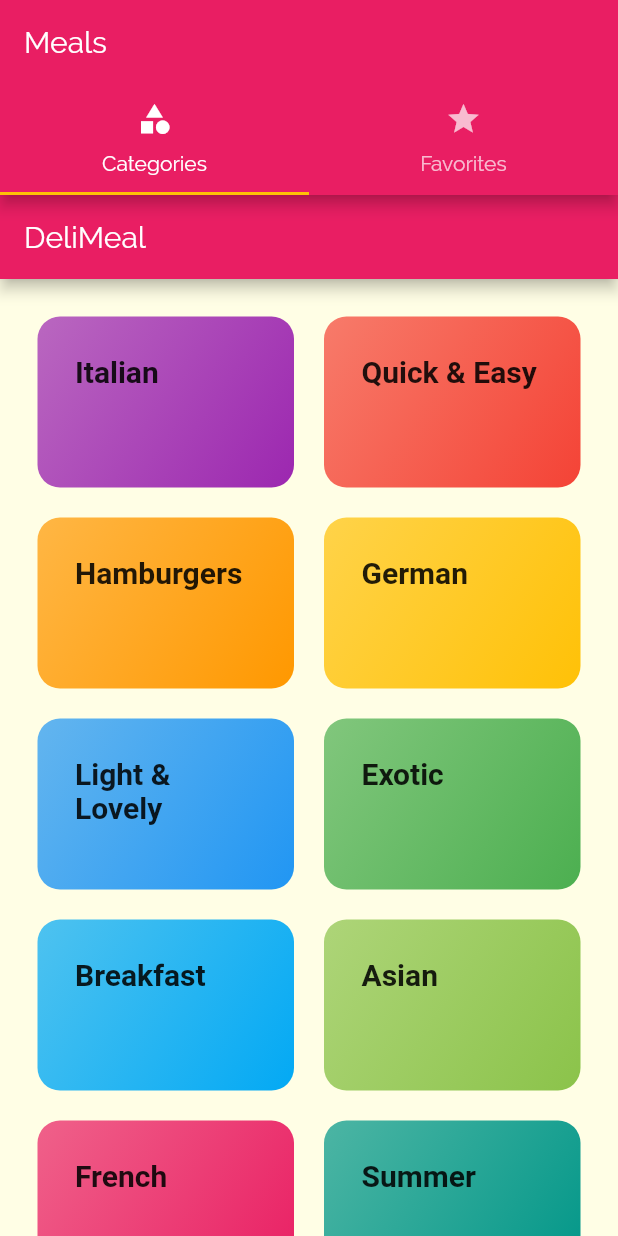
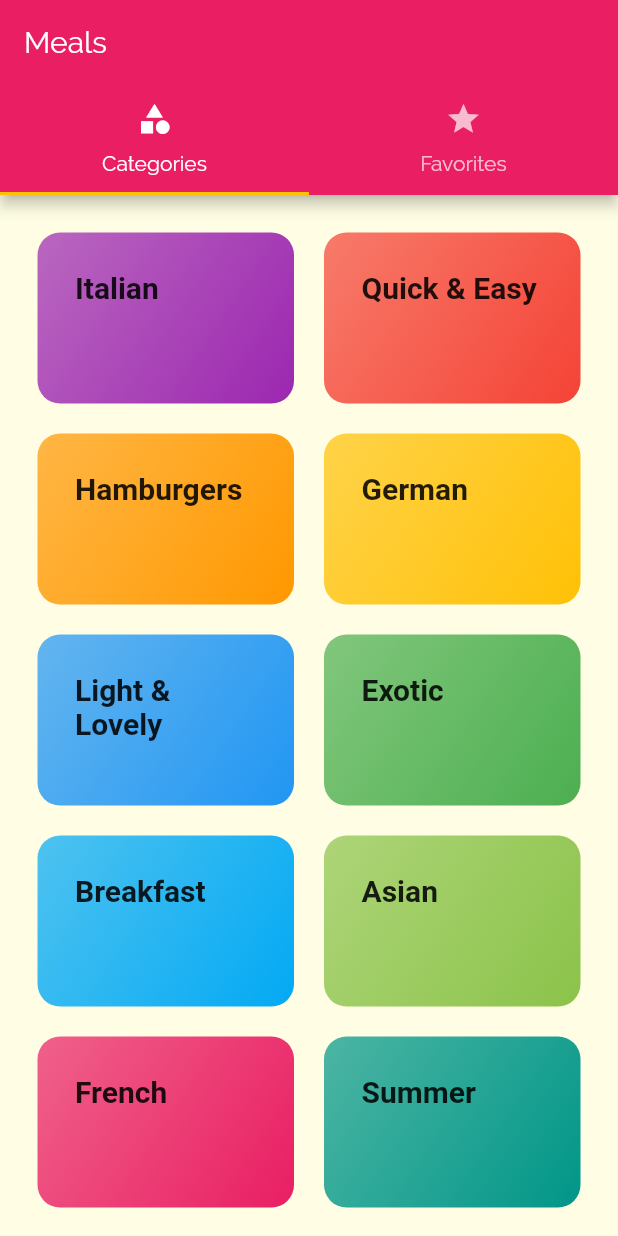
Before and after one commit to H4MmM1D/meals_app, a Flutter app: the screen it shows after launch, on a phone screen of 412 x 824 dp. Run offline on Flutter 3.47's test engine with Material 2 defaults, Android fonts, the phone set to English and light mode, and no system bars; Roboto replaces fonts that are missing (RobotoCondensend).

Commit message:
adding a tab bar to the app bar

```diff
--- a/lib/screens/categories_screen.dart
+++ b/lib/screens/categories_screen.dart
@@ -6,11 +6,7 @@ import '../dummy_data.dart';
 class CategoriesScreen extends StatelessWidget {
   @override
   Widget build(BuildContext context) {
-    return Scaffold(
-      appBar: AppBar(
-        title: const Text('DeliMeal'),
-      ),
-      body: GridView(
+    return GridView(
       padding: EdgeInsets.all(25),
       children: DUMMY_CATEGORIES
           .map((category) => CategoryItem(
@@ -25,7 +21,6 @@ class CategoriesScreen extends StatelessWidget {
         crossAxisSpacing: 20,
         mainAxisSpacing: 20,
       ),
-      ),
     );
   }
 }
--- a/lib/screens/tabs_screen.dart
+++ b/lib/screens/tabs_screen.dart
@@ -12,6 +12,7 @@ class _TabsScreenState extends State<TabsScreen> {
   @override
   Widget build(BuildContext context) {
     return DefaultTabController(
+      initialIndex: 0,
       length: 2, //one for all categories and the other for the favorites
       child: Scaffold(
         appBar: AppBar(
```
Lines whose indentation alone changed are shown as unchanged.
